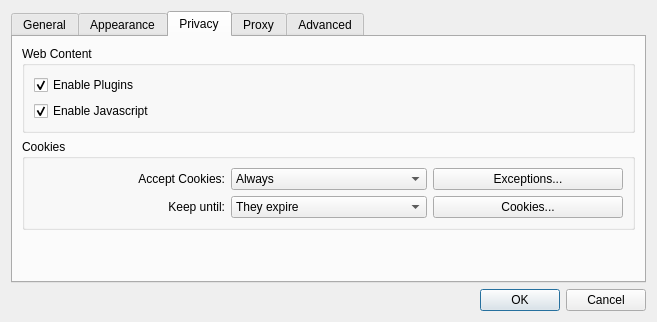
Before: the Qt Designer form src/qt/browser/settings.ui in fernandocoreblockchain/FERCOIN, drawn with Qt 5.
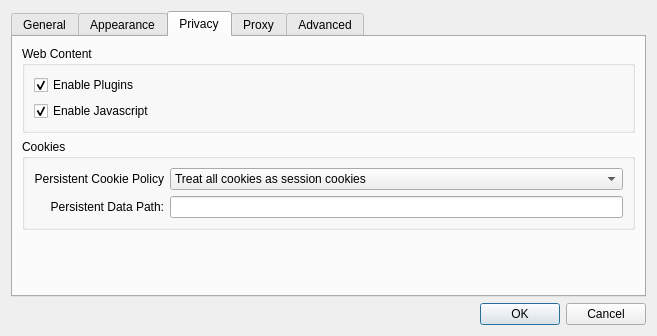
After: the same form once the commit is applied. The open tabs and pages were chosen to show the change.

```diff
--- a/src/qt/browser/settings.ui
+++ b/src/qt/browser/settings.ui
@@ -1,12 +1,12 @@
 <ui version="4.0" >
  <class>Settings</class>
- <widget class="QDialog" name="Settings" >
-  <property name="geometry" >
+ <widget class="QDialog" name="Settings">
+  <property name="geometry">
    <rect>
     <x>0</x>
     <y>0</y>
     <width>657</width>
-    <height>322</height>
+    <height>336</height>
    </rect>
   </property>
   <property name="windowTitle" >
@@ -264,16 +264,8 @@
        </item>
       </layout>
      </widget>
-     <widget class="QWidget" name="tab_2" >
-      <property name="geometry" >
-       <rect>
-        <x>0</x>
-        <y>0</y>
-        <width>627</width>
-        <height>243</height>
-       </rect>
-      </property>
-      <attribute name="title" >
+     <widget class="QWidget" name="tab_2">
+      <attribute name="title">
        <string>Privacy</string>
       </attribute>
       <layout class="QVBoxLayout" name="verticalLayout_3" >
@@ -311,11 +303,14 @@
          <property name="title" >
           <string>Cookies</string>
          </property>
-         <layout class="QGridLayout" >
-          <item row="0" column="0" >
-           <widget class="QLabel" name="label_2" >
-            <property name="text" >
-             <string>Accept Cookies:</string>
+         <layout class="QGridLayout">
+          <property name="leftMargin">
+           <number>9</number>
+          </property>
+          <item row="0" column="0">
+           <widget class="QLabel" name="label_2">
+            <property name="text">
+             <string>Persistent Cookie Policy</string>
             </property>
             <property name="alignment" >
              <set>Qt::AlignRight|Qt::AlignTrailing|Qt::AlignVCenter</set>
@@ -325,8 +320,8 @@
           <item row="0" column="1" >
            <widget class="QComboBox" name="acceptCombo" >
             <item>
-             <property name="text" >
-              <string>Always</string>
+             <property name="text">
+              <string>Treat all cookies as session cookies</string>
              </property>
             </item>
             <item>
@@ -341,61 +336,31 @@
             </item>
            </widget>
           </item>
-          <item row="0" column="2" >
-           <widget class="QPushButton" name="exceptionsButton" >
-            <property name="text" >
-             <string>Exceptions...</string>
+          <item row="1" column="0">
+           <widget class="QLabel" name="label">
+            <property name="text">
+             <string>Persistent Data Path:</string>
             </property>
-           </widget>
-          </item>
-          <item row="1" column="0" >
-           <widget class="QLabel" name="label" >
-            <property name="text" >
-             <string>Keep until:</string>
-            </property>
-            <property name="alignment" >
+            <property name="alignment">
              <set>Qt::AlignRight|Qt::AlignTrailing|Qt::AlignVCenter</set>
             </property>
            </widget>
           </item>
-          <item row="1" column="1" >
-           <widget class="QComboBox" name="keepUntilCombo" >
-            <item>
-             <property name="text" >
-              <string>They expire</string>
-             </property>
-            </item>
-            <item>
-             <property name="text" >
-              <string>I exit the application</string>
-             </property>
-            </item>
-            <item>
-             <property name="text" >
-              <string>At most 90 days</string>
-             </property>
-            </item>
-           </widget>
-          </item>
-          <item row="1" column="2" >
-           <widget class="QPushButton" name="cookiesButton" >
-            <property name="text" >
-             <string>Cookies...</string>
-            </property>
-           </widget>
+          <item row="1" column="1">
+           <widget class="QLineEdit" name="persistentDataPath"/>
           </item>
          </layout>
         </widget>
        </item>
        <item>
-        <spacer>
-         <property name="orientation" >
+        <spacer name="verticalSpacer_4">
+         <property name="orientation">
           <enum>Qt::Vertical</enum>
          </property>
-         <property name="sizeHint" stdset="0" >
+         <property name="sizeHint" stdset="0">
           <size>
-           <width>371</width>
-           <height>177</height>
+           <width>20</width>
+           <height>40</height>
           </size>
          </property>
         </spacer>
```
Left out of the diff: 488 changed lines with no effect on the pictures.
